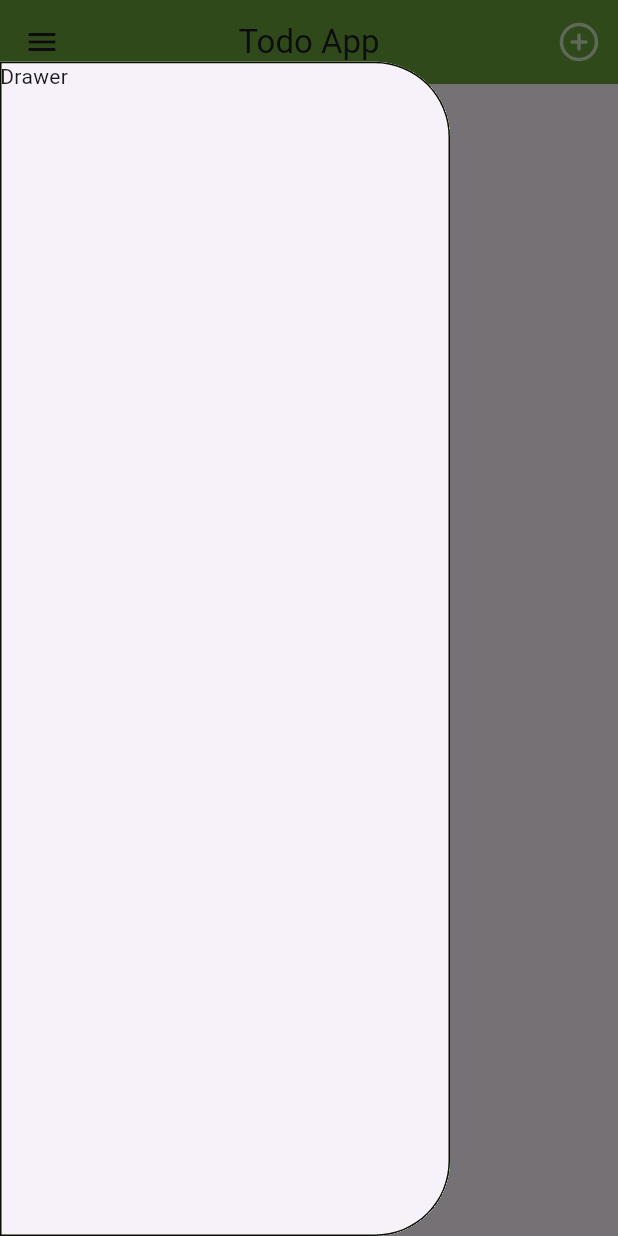
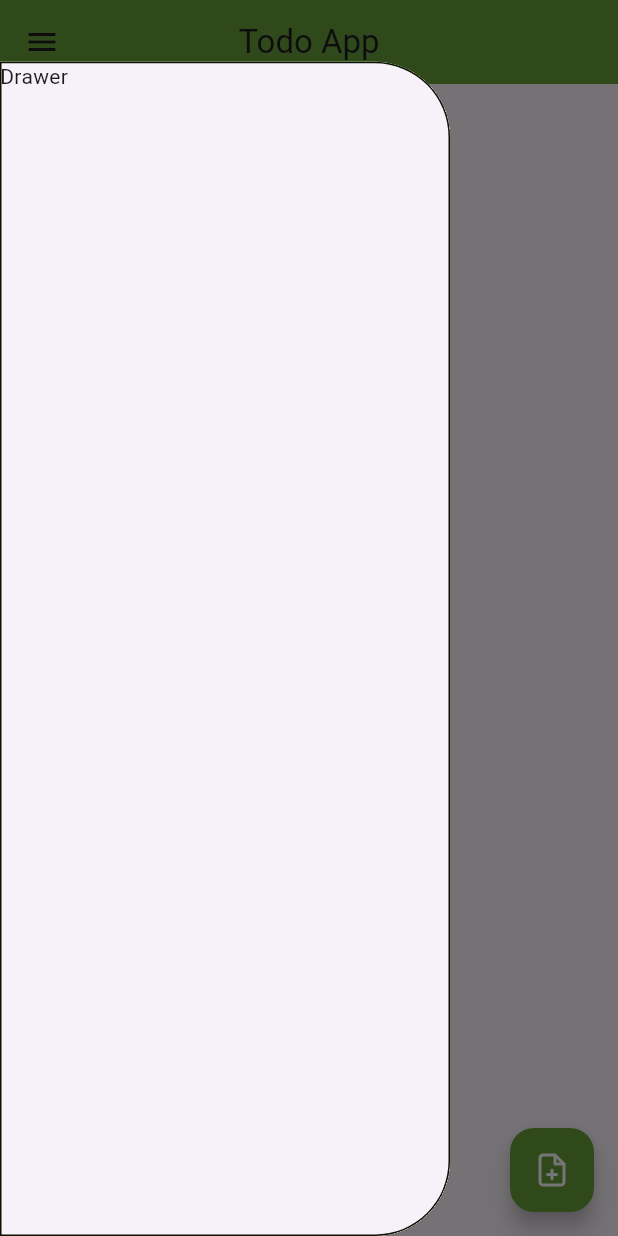
Before and after one commit to bogdanalin92/todoapp, a Flutter app: the screen it shows after launch, with the side drawer open, on a phone screen of 412 x 824 dp. Run offline on Flutter 3.47's test engine with Material 3 defaults, Android fonts, the phone set to English and light mode, and no system bars; our stand-ins replace feather_icons, shared_preferences.

Commit message:
Add floating action button to main screen for adding tasks

```diff
--- a/lib/mainScreen.dart
+++ b/lib/mainScreen.dart
@@ -92,54 +92,22 @@ class _MainScreenState extends State<MainScreen> {
   @override
   Widget build(BuildContext context) {
     return Scaffold(
+        floatingActionButton: FloatingActionButton(
+          backgroundColor: Theme.of(context).primaryColor,
+          child: const Icon(
+            FeatherIcons.filePlus,
+            color: Colors.white,
+            opticalSize: 2,
+          ),
+          onPressed: () {
+            showAddModal();
+          },
+        ),
         drawer: const DrawerTemp(),
         appBar: AppBar(
           centerTitle: true,
           title: const Text('Todo App'),
           backgroundColor: Theme.of(context).primaryColor,
-          actions: [
-            Padding(
-              padding: const EdgeInsets.all(12.0),
-              child: GestureDetector(
-                onTap: () {
-                  // Add task
-                  showModalBottomSheet(
-                      context: context,
-                      useSafeArea: true,
-                      elevation: 2,
-                      enableDrag: true,
-                      showDragHandle: true,
-                      isScrollControlled: true,
-                      builder: (context) {
-                        return Padding(
-                          padding: EdgeInsets.only(
-                              bottom: MediaQuery.of(context).viewInsets.bottom),
-                          child: IntrinsicHeight(
-                            child: Container(
-                              padding: const EdgeInsets.all(10.0),
-                              constraints: BoxConstraints(
-                                  minHeight:
-                                      MediaQuery.of(context).size.height * 0.25,
-                                  maxHeight:
-                                      MediaQuery.of(context).size.height *
-                                          0.75),
-                              child: addToDo(
-                                taskItem: changeMenuString,
-                              ),
-                            ),
-                          ),
-                        );
-                      });
-                },
-                child: Icon(
-                  FeatherIcons.plusCircle,
-                  color: Colors.white70,
-                  size: 28,
-                  weight: 3,
-                ),
-              ),
-            )
-          ],
         ),
         body: ListView.builder(
             itemCount: _tasks.length,
@@ -197,4 +165,31 @@ class _MainScreenState extends State<MainScreen> {
               );
             }));
   }
+
+  void showAddModal() {
+    showModalBottomSheet(
+        context: context,
+        useSafeArea: true,
+        elevation: 2,
+        enableDrag: true,
+        showDragHandle: true,
+        isScrollControlled: true,
+        builder: (context) {
+          return Padding(
+            padding: EdgeInsets.only(
+                bottom: MediaQuery.of(context).viewInsets.bottom),
+            child: IntrinsicHeight(
+              child: Container(
+                padding: const EdgeInsets.all(10.0),
+                constraints: BoxConstraints(
+                    minHeight: MediaQuery.of(context).size.height * 0.25,
+                    maxHeight: MediaQuery.of(context).size.height * 0.75),
+                child: addToDo(
+                  taskItem: changeMenuString,
+                ),
+              ),
+            ),
+          );
+        });
+  }
 }
```
